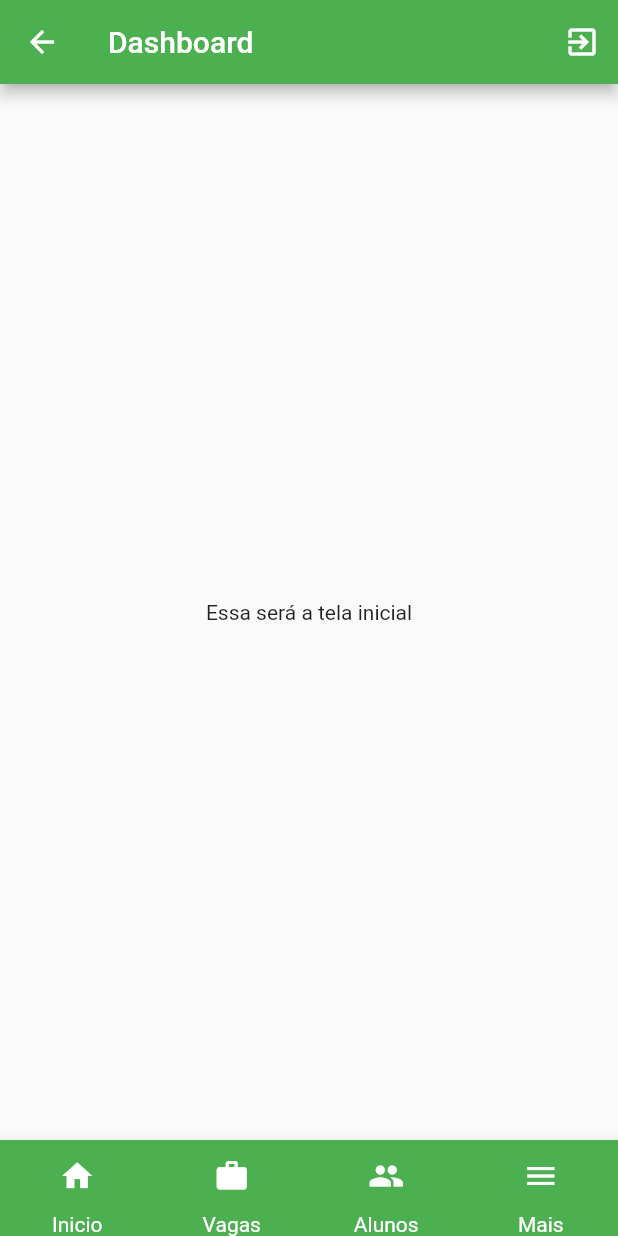
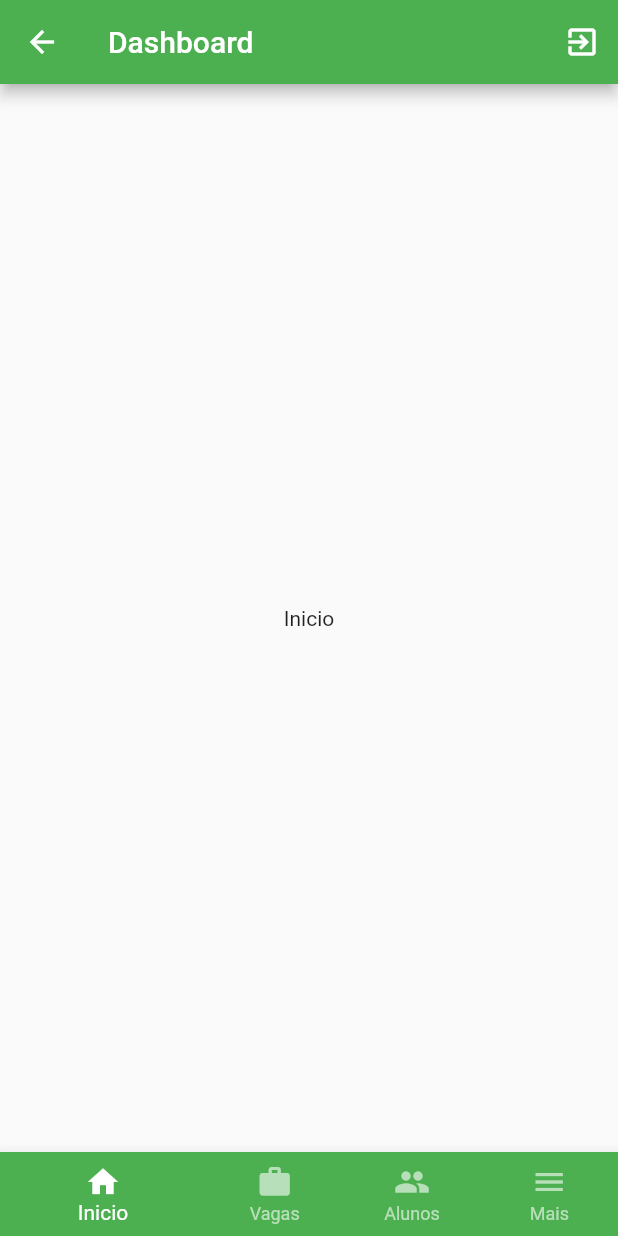
Before and after one commit to Itallo007/bia, a Flutter app: the Dashboard screen opened by its route, on a phone screen of 412 x 824 dp. Run offline on Flutter 3.47's test engine with Material 2 defaults, Android fonts, the phone set to English and light mode, and no system bars.

Commit message:
Modifies the bottomAppBar

```diff
--- a/lib/app.dart
+++ b/lib/app.dart
@@ -16,7 +16,7 @@ class App extends StatelessWidget {
     initialRoute: '/',
     routes: {
       '/': (context) => Login(),
-      '/dashboard': (context) => Dashboard(message: "Essa será a tela inicial")
+      '/dashboard': (context) => Dashboard()
     }
   );
 }
--- a/lib/dashboard/dashboard.dart
+++ b/lib/dashboard/dashboard.dart
@@ -1,15 +1,29 @@
 import 'package:flutter/material.dart';
 
 class Dashboard extends StatefulWidget {
-  const Dashboard({Key? key, required this.message}) : super(key: key);
-
-  final String message;
+  const Dashboard({Key? key}) : super(key: key);
 
   @override
   State<Dashboard> createState() => _DashboardState();
 }
 
 class _DashboardState extends State<Dashboard> {
+
+  int _selectedIndex = 0;
+
+  List<Widget> screens = [
+    Text('Inicio'),
+    Text('Vagas'),
+    Text('Alunos'),
+    Text('Mais'),
+  ];
+
+  void onTapItem(int index) {
+    setState(() {
+      _selectedIndex = index;
+    });
+  }
+
   @override
   Widget build(BuildContext context) {
     return Scaffold(
@@ -23,65 +37,36 @@ class _DashboardState extends State<Dashboard> {
             })
         ],
       ),
-      body: Center(child: Text(widget.message)),
-      bottomNavigationBar: BottomAppBar(
-          color: Colors.green,
-          child: IconTheme(
-            data: IconThemeData(color: Colors.white),
-            child: Row(
-              mainAxisAlignment: MainAxisAlignment.spaceAround,
-              children: <Widget>[
-                Column(
-                  mainAxisSize: MainAxisSize.min,
-                  mainAxisAlignment: MainAxisAlignment.center,
-                  children: [
-                    IconButton(
-                      tooltip: 'Inicio',
+      body: Center(child: screens.elementAt(_selectedIndex)),
+      bottomNavigationBar: BottomNavigationBar(
+        items: const <BottomNavigationBarItem>[
+          BottomNavigationBarItem(
             icon: Icon(Icons.home),
-                      onPressed: () {},
+            label: 'Inicio',
+            backgroundColor: Colors.green
           ),
-                    Text('Inicio', style: TextStyle(color: Colors.white),)
-                  ],
+          BottomNavigationBarItem(
+            icon: Icon(Icons.work),
+            label: 'Vagas',
+            backgroundColor: Colors.green
           ),
-                Column(
-                  mainAxisSize: MainAxisSize.min,
-                  mainAxisAlignment: MainAxisAlignment.center,
-                  children: [
-                    IconButton(
-                      tooltip: 'Vagas',
-                      icon: Icon(Icons.work),
-                      onPressed: () {},
+          BottomNavigationBarItem(
+            icon: Icon(Icons.group),
+            label: 'Alunos',
+            backgroundColor: Colors.green
           ),
-                    Text('Vagas', style: TextStyle(color: Colors.white),)
-                  ],
-                ),
-                Column(
-                  mainAxisSize: MainAxisSize.min,
-                  mainAxisAlignment: MainAxisAlignment.center,
-                  children: [
-                    IconButton(
-                      tooltip: 'Alunos',
-                      icon: Icon(Icons.group),
-                      onPressed: () {},
-                    ),
-                    Text('Alunos', style: TextStyle(color: Colors.white),)
-                  ],
-                ),
-                Column(
-                  mainAxisSize: MainAxisSize.min,
-                  mainAxisAlignment: MainAxisAlignment.center,
-                  children: [
-                    IconButton(
-                      tooltip: 'Mais',
+          BottomNavigationBarItem(
             icon: Icon(Icons.menu),
-                      onPressed: () {},
-                    ),
-                    Text('Mais', style: TextStyle(color: Colors.white),)
-                  ],
+            label: 'Mais',
+            backgroundColor: Colors.green
           ),
         ],
-            ),
-          )),
+        currentIndex: _selectedIndex,
+        selectedItemColor: Colors.white,
+        unselectedItemColor: Colors.white60,
+        showUnselectedLabels: true,
+        onTap: onTapItem,
+      )
     );
   }
 }
```
Lines whose indentation alone changed are shown as unchanged.
